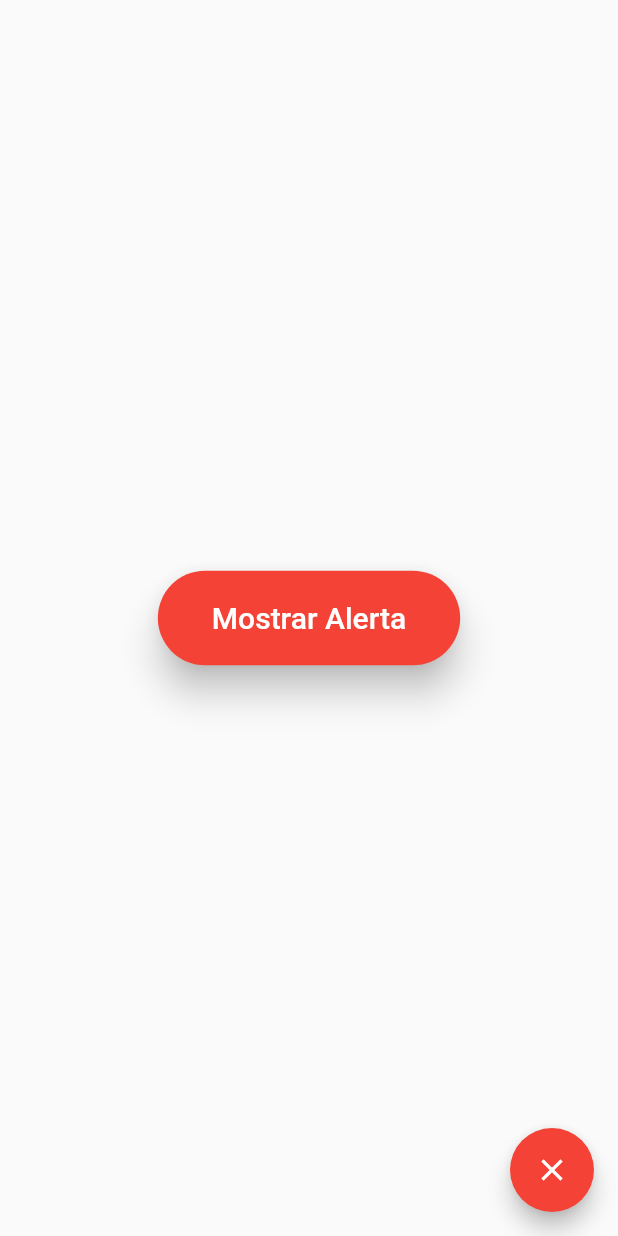
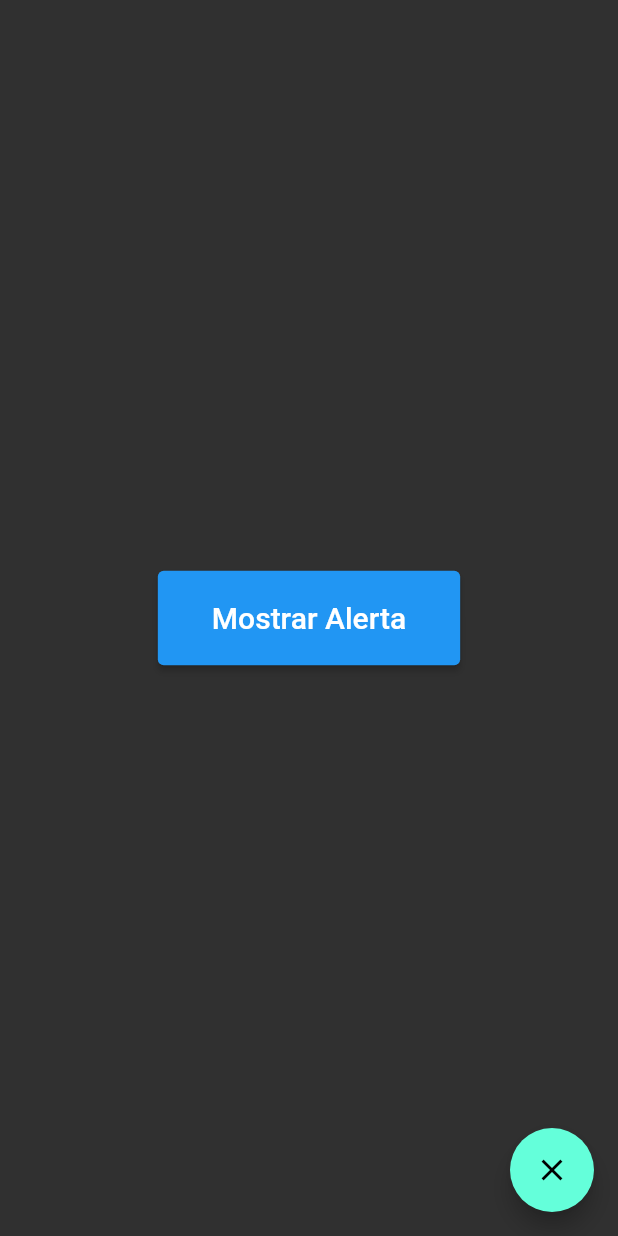
Before and after one commit to jperez331/flutter-components, a Flutter app: the AlertScreen screen opened by its route, on a phone screen of 412 x 824 dp. Run offline on Flutter 3.47's test engine with Material 2 defaults, Android fonts, the phone set to English and light mode, and no system bars.

Commit message:
finish alertScreen and setup profileScreen

```diff
--- a/lib/main.dart
+++ b/lib/main.dart
@@ -16,6 +16,6 @@ class MyApp extends StatelessWidget {
         initialRoute: AppRoutes.initialRoute,
         routes: AppRoutes.getAppRoutes(),
         onGenerateRoute: AppRoutes.onGenerateRoute,
-        theme: AppTheme.lightTheme);
+        theme: AppTheme.darkTheme);
   }
 }
--- a/lib/router/app_routes.dart
+++ b/lib/router/app_routes.dart
@@ -30,7 +30,12 @@ class AppRoutes {
         route: 'card',
         icon: Icons.card_membership,
         name: 'Tarjetas -Cards',
-        screen: const CardScreen())
+        screen: const CardScreen()),
+    MenuOption(
+        route: 'avatar',
+        icon: Icons.supervised_user_circle_outlined,
+        name: 'Circle Avatar',
+        screen: const AvatarScreen())
   ];
 
   static Map<String, Widget Function(BuildContext)> getAppRoutes() {
--- a/lib/screens/listview1_screen.dart
+++ b/lib/screens/listview1_screen.dart
@@ -24,7 +24,7 @@ class Listview1Screen extends StatelessWidget {
                       trailing: const Icon(Icons.arrow_forward_ios_rounded),
                     ))
                 .toList(),
-            Divider()
+            const Divider()
           ],
         ));
   }
--- a/lib/screens/screens.dart
+++ b/lib/screens/screens.dart
@@ -1,5 +1,6 @@
+export 'package:flutter_components/screens/alert_screen.dart';
+export 'package:flutter_components/screens/avatar_screen.dart';
 export 'package:flutter_components/screens/card_screen.dart';
 export 'package:flutter_components/screens/home_screen.dart';
 export 'package:flutter_components/screens/listview1_screen.dart';
-export 'package:flutter_components/screens/alert_screen.dart';
 export 'package:flutter_components/screens/listview2_screen.dart';
--- a/lib/themes/app_theme.dart
+++ b/lib/themes/app_theme.dart
@@ -1,7 +1,7 @@
 import 'package:flutter/material.dart';
 
 class AppTheme {
-  static const Color primary = Colors.red;
+  static const Color primary = Colors.teal;
   static final ThemeData lightTheme = ThemeData.light().copyWith(
       primaryColor: primary,
       appBarTheme: const AppBarTheme(color: primary, elevation: 0),
@@ -14,8 +14,6 @@ class AppTheme {
           style: ElevatedButton.styleFrom(
               primary: primary, shape: const StadiumBorder(), elevation: 10)));
   static final ThemeData darkTheme = ThemeData.dark().copyWith(
-    primaryColor: primary,
-    appBarTheme: const AppBarTheme(color: primary, elevation: 0),
-    scaffoldBackgroundColor: Colors.black,
-  );
+      primaryColor: primary,
+      appBarTheme: const AppBarTheme(color: primary, elevation: 0));
 }
```
Also changed, not shown: lib/screens/alert_screen.dart (+52 -5 lines), lib/screens/avatar_screen.dart (added, +30 -0 lines).
